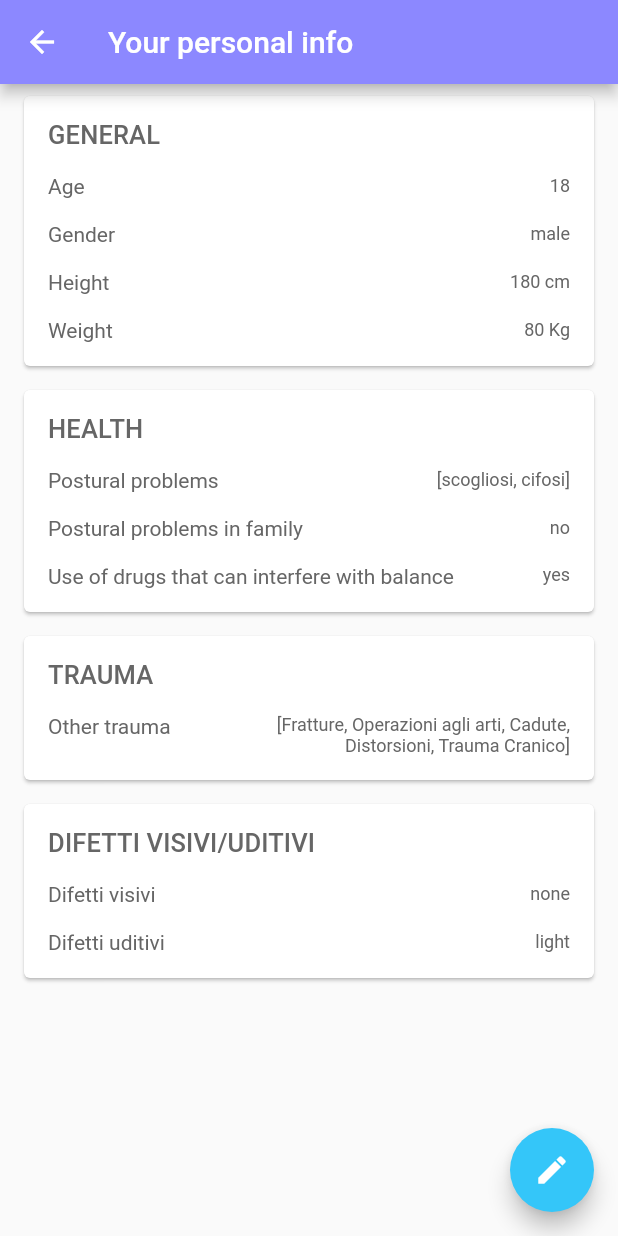
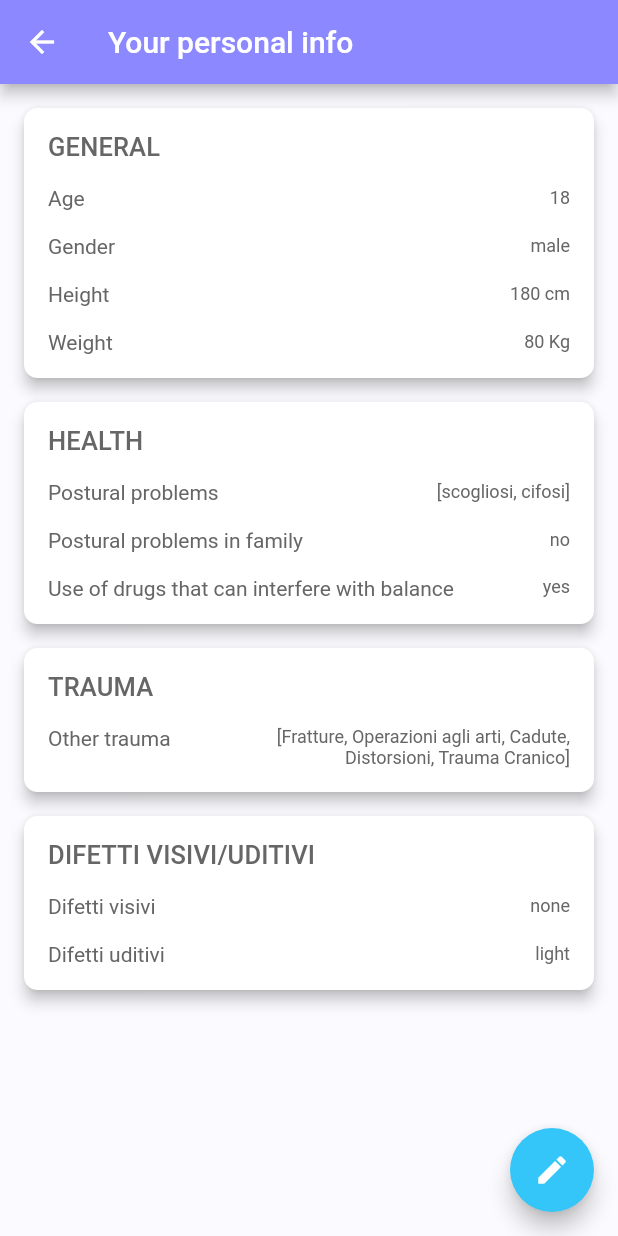
Before and after one commit to Supercaly/Balance-Flutter, a Flutter app: the PersonalInfoRecapScreen screen opened by its route, on a phone screen of 412 x 824 dp. Run offline on Flutter 3.47's test engine with Material 2 defaults, Android fonts, the phone set to English and light mode, and no system bars; our stand-ins replace floor, flutter_bloc, flutter_svg, introduction_screen, shared_preferences, sqflite; accounts and stored records are empty; generated files the repository leaves out were written again.

Commit message:
Add scaffold bg color to theme.dart

```diff
--- a/lib/res/theme.dart
+++ b/lib/res/theme.dart
@@ -14,6 +14,7 @@ final ThemeData lightTheme = ThemeData.light().copyWith(
   // TODO: 02/03/20 Sostituire con il colore migliore
   hintColor: Color( 0x8a000000 ),
   errorColor: Color( 0xffd32f2f ),
+  scaffoldBackgroundColor: Color(0xFFFBFBFF),
   // Button theme
   buttonTheme: ButtonThemeData(
     buttonColor: BColors.colorPrimary,
@@ -107,7 +108,13 @@ final ThemeData lightTheme = ThemeData.light().copyWith(
   ),
   floatingActionButtonTheme: FloatingActionButtonThemeData(
     backgroundColor: BColors.colorAccent,
-  )
+  ),
+  cardTheme: CardTheme(
+    elevation: 4,
+    shape: RoundedRectangleBorder(
+      borderRadius: BorderRadius.all(Radius.circular(9))
+    ),
+  ),
 );
 
 /// Dark Theme for the app
--- a/lib/screens/personal_info_recap_screen.dart
+++ b/lib/screens/personal_info_recap_screen.dart
@@ -21,7 +21,7 @@ class PersonalInfoRecapScreen extends StatelessWidget {
         children: <Widget>[
           // General Info Card
           Card(
-            margin: const EdgeInsets.symmetric(horizontal: 16, vertical: 8),
+            margin: const EdgeInsets.only(left: 16, top: 16, right: 16, bottom: 8),
             child: Padding(
               padding: const EdgeInsets.all(16),
               child: Column(
```
Also changed, not shown: lib/screens/measurements_screen.dart (+8 -6 lines).
